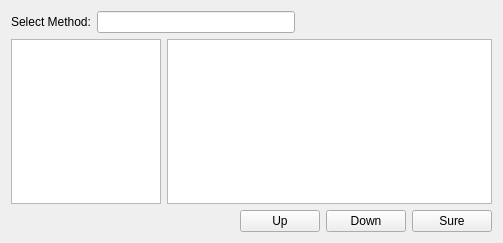
The window that tank/qmethodform.ui (photonlili/Tank) describes before a commit, drawn with Qt 5.
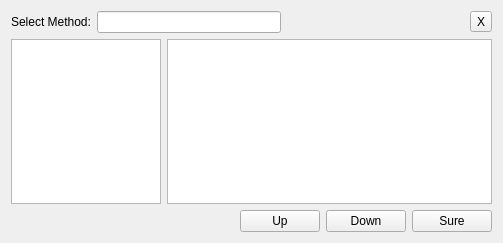
The same window after the commit. Custom widgets are drawn as their Qt base class.

```diff
--- a/tank/qmethodform.ui
+++ b/tank/qmethodform.ui
@@ -71,6 +71,13 @@
         </property>
        </spacer>
       </item>
+      <item>
+       <widget class="QToolButton" name="btnClose">
+        <property name="text">
+         <string>X</string>
+        </property>
+       </widget>
+      </item>
      </layout>
     </widget>
    </item>
@@ -178,11 +185,6 @@
    <extends>QPushButton</extends>
    <header>qcpushbutton.h</header>
   </customwidget>
-  <customwidget>
-   <class>QMethodWidget</class>
-   <extends>QTableView</extends>
-   <header>qmethodwidget.h</header>
-  </customwidget>
   <customwidget>
    <class>QCDialog</class>
    <extends>QWidget</extends>
@@ -194,6 +196,11 @@
    <extends>QTableView</extends>
    <header>quserlibrarywidget.h</header>
   </customwidget>
+  <customwidget>
+   <class>QMethodWidget</class>
+   <extends>QTableView</extends>
+   <header>qmethodwidget.h</header>
+  </customwidget>
   <customwidget>
    <class>QSearchLineEdit</class>
    <extends>QLineEdit</extends>
```
